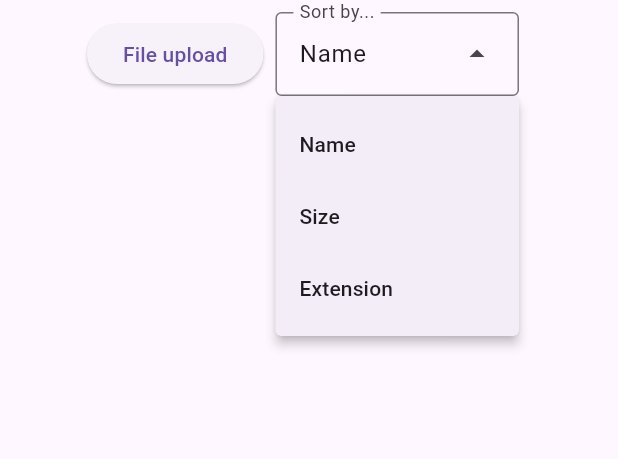
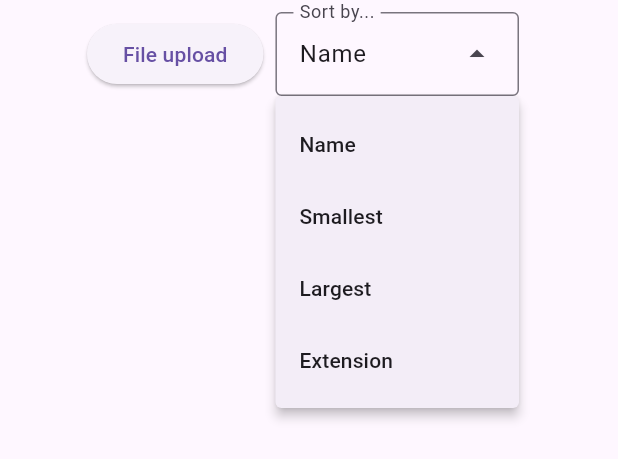
Before and after one commit to BrosephMC/learning_backpack, a Flutter app: the BackpackPage widget shown alone on an empty page, opened directly, after a tap on "Name", on a phone screen of 412 x 824 dp. Shown: the top 459 px of the screen. Run offline on Flutter 3.47's test engine with Material 3 defaults, Android fonts, the phone set to English and light mode, and no system bars; our stand-ins replace file_picker, open_file.

Commit message:
Updated sort functionality and documentation

```diff
--- a/docs/Future Development Tasks.txt
+++ b/docs/Future Development Tasks.txt
@@ -21,7 +21,9 @@ REQUIRED CLIENT TASKS:
 NICE TO HAVE FEATURES:
 -A graph/pie chart chowing a user's competencies and skills based upon progress
 -Show related competencies/trails in UI based upon tags
-
+-The Sort function (backpack) could use more tags to sort by
+-Sorting backpack items by extension currently doesn't sort entries within groups of extension types, i.e.PDFs are grouped, but not alphebetized or sorted by size
+	*Current implementation sorts each extension group alphatetically, but there may be edge cases where this isn't useful.
 
 EXPANDING FUNCTIONALITY AND SECURITY:
 - Change the path_provider functionality (for saving files in the backpack module) to file_saver for expanded functionality (https://pub.dev/packages/file_saver)
--- a/lib/backpack_page.dart
+++ b/lib/backpack_page.dart
@@ -241,12 +241,16 @@ class _BackpackPageState extends State<BackpackPage>{
   Future<void> sortItemList(List<PlatformFile> itemList, SortMode sortBy) async {
   switch (sortBy) {
     case SortMode.name:
-      itemList.sort((a, b) => a.name.compareTo(b.name));    // Sort by file name (alphabetical)
+      itemList.sort((a, b) => a.name.toLowerCase().compareTo(b.name.toLowerCase()));    // Sort by file name (alphabetical)
       break;
-    case SortMode.size:
-      itemList.sort((a, b) => a.size.compareTo(b.size));    // Sort by file size (in bytes)
+    case SortMode.smToLg:
+      itemList.sort((a, b) => a.size.compareTo(b.size));    // Sort by file size (in bytes) smallest first
+      break;
+    case SortMode.lgToSm:
+      itemList.sort((a, b) => b.size.compareTo(a.size));    // Sort by file size (in bytes) largest first (inverse of the above)
       break;
     case SortMode.extension:
+      //itemList.sort((a, b) => a.name.toLowerCase().compareTo(b.name.toLowerCase()));    // Sort by file name (alphabetical) to keep sorting via extension
       itemList.sort((a, b) => a.extension!.compareTo(b.extension!));    // Sort by file type (extension)
       break;
     default:
@@ -259,7 +263,8 @@ class _BackpackPageState extends State<BackpackPage>{
 
 enum SortOptions {
   name,
-  size,
+  smToLg,
+  lgToSm,
   extension,
 }
 
@@ -268,8 +273,10 @@ extension SortOptionsExtension on SortOptions {
     switch (this) {
       case SortOptions.name:
         return 'Name';
-      case SortOptions.size:
-        return 'Size';
+      case SortOptions.smToLg:
+        return 'Smallest';
+      case SortOptions.lgToSm:
+        return 'Largest';
       case SortOptions.extension:
         return 'Extension';
     }
@@ -279,8 +286,10 @@ extension SortOptionsExtension on SortOptions {
     switch (this) {
       case SortOptions.name:
         return SortMode.name;
-      case SortOptions.size:
-        return SortMode.size;
+      case SortOptions.smToLg:
+        return SortMode.smToLg;
+      case SortOptions.lgToSm:
+        return SortMode.lgToSm;
       case SortOptions.extension:
         return SortMode.extension;
     }
@@ -289,6 +298,7 @@ extension SortOptionsExtension on SortOptions {
 
 enum SortMode {
   name,
-  size,
+  smToLg,
+  lgToSm,
   extension,
 }
```
